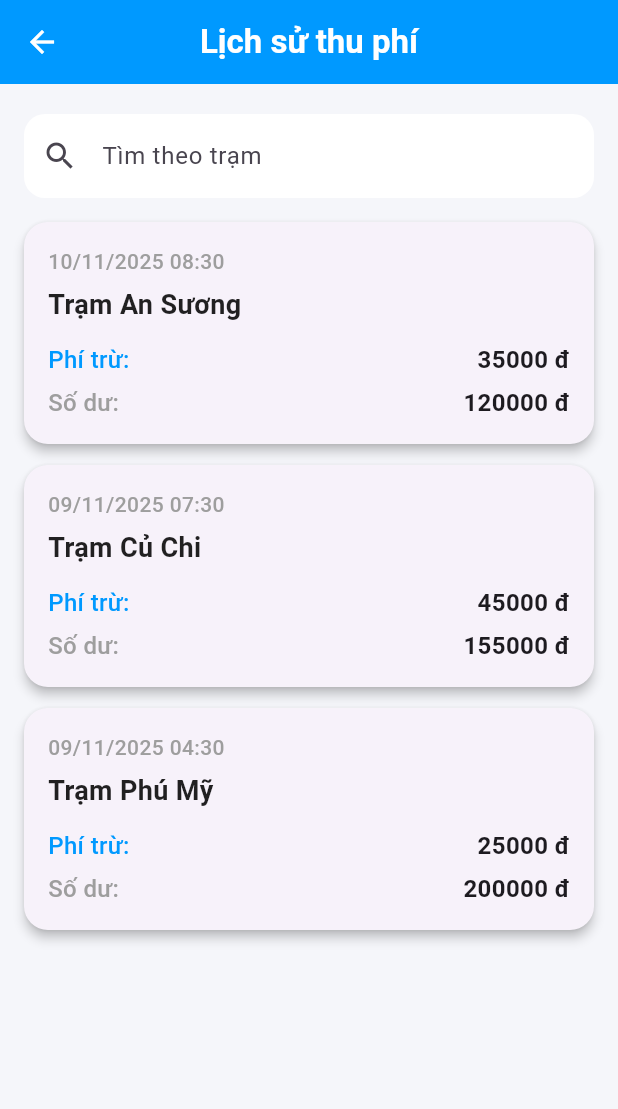
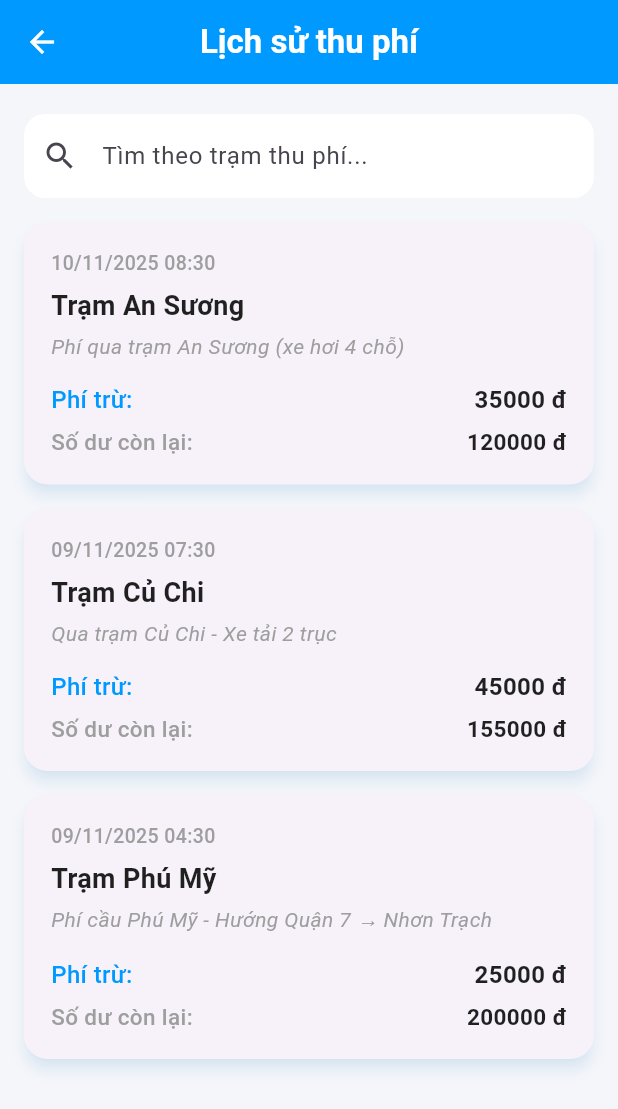
Before and after one commit to VoDuyBao-dev/ETC-Simulation-System-Mobile-Frontend, a Flutter app: the HistoryScreen screen opened directly, on a phone screen of 412 x 824 dp. Shown: the top 1109 px of the screen. Run offline on Flutter 3.47's test engine with Material 3 defaults, Android fonts, the phone set to English and light mode, and no system bars; our stand-ins replace image_picker.

Commit message:
sua lai gd lich su va qlpt, them trang lich su nap tien

```diff
--- a/lib/screens/history_screen.dart
+++ b/lib/screens/history_screen.dart
@@ -12,25 +12,28 @@ class _HistoryScreenState extends State<HistoryScreen> {
   final Color primaryColor = const Color(0xFF0099FF);
   final Color secondaryColor = const Color(0xFF00CC99);
 
-  // Dữ liệu mẫu
+  // Dữ liệu mẫu (thêm trường "content")
   final List<Map<String, dynamic>> transactions = [
     {
       'time': DateTime.now().subtract(const Duration(hours: 2)),
       'station': 'Trạm An Sương',
       'fee': 35000,
       'balance': 120000,
+      'content': 'Phí qua trạm An Sương (xe hơi 4 chỗ)',
     },
     {
       'time': DateTime.now().subtract(const Duration(days: 1, hours: 3)),
       'station': 'Trạm Củ Chi',
       'fee': 45000,
       'balance': 155000,
+      'content': 'Qua trạm Củ Chi - Xe tải 2 trục',
     },
     {
       'time': DateTime.now().subtract(const Duration(days: 1, hours: 6)),
       'station': 'Trạm Phú Mỹ',
       'fee': 25000,
       'balance': 200000,
+      'content': 'Phí cầu Phú Mỹ - Hướng Quận 7 → Nhơn Trạch',
     },
   ];
 
@@ -59,18 +62,19 @@ class _HistoryScreenState extends State<HistoryScreen> {
         children: [
           const SizedBox(height: 12),
 
-          // Tìm kiếm
+          // ----- Thanh tìm kiếm -----
           Padding(
             padding: const EdgeInsets.symmetric(horizontal: 16, vertical: 8),
             child: TextField(
               decoration: InputDecoration(
-                hintText: "Tìm theo trạm",
+                hintText: "Tìm theo trạm thu phí...",
                 prefixIcon: const Icon(Icons.search),
                 filled: true,
                 fillColor: Colors.white,
                 border: OutlineInputBorder(
                   borderRadius: BorderRadius.circular(14),
-                    borderSide: BorderSide.none),
+                  borderSide: BorderSide.none,
+                ),
               ),
               onChanged: (val) {
                 setState(() {
@@ -82,7 +86,7 @@ class _HistoryScreenState extends State<HistoryScreen> {
 
           const SizedBox(height: 8),
 
-          // List giao dịch
+          // ----- Danh sách giao dịch -----
           Expanded(
             child: filteredTransactions.isEmpty
                 ? const Center(child: Text("Không có giao dịch nào"))
@@ -103,45 +107,90 @@ class _HistoryScreenState extends State<HistoryScreen> {
   Widget _transactionCard(Map<String, dynamic> tx) {
     final formattedTime = DateFormat('dd/MM/yyyy HH:mm').format(tx['time']);
     return Card(
-      elevation: 3,
-      margin: const EdgeInsets.only(bottom: 14),
+      elevation: 4,
+      margin: const EdgeInsets.only(bottom: 16),
       shape: RoundedRectangleBorder(borderRadius: BorderRadius.circular(16)),
-      child: Container(
-        padding: const EdgeInsets.all(16),
+      shadowColor: primaryColor.withOpacity(0.2),
+      child: Padding(
+        padding: const EdgeInsets.all(18),
         child: Column(
           crossAxisAlignment: CrossAxisAlignment.start,
           children: [
-            Text(formattedTime,
+            // Thời gian
+            Text(
+              formattedTime,
               style: const TextStyle(
-                    fontSize: 14, color: Colors.grey, fontWeight: FontWeight.w500)),
+                fontSize: 13,
+                color: Colors.grey,
+                fontWeight: FontWeight.w500,
+              ),
+            ),
             const SizedBox(height: 6),
-            Text(tx['station'],
+
+            // Tên trạm
+            Text(
+              tx['station'],
               style: const TextStyle(
-                    fontSize: 18, fontWeight: FontWeight.bold, color: Colors.black87)),
-            const SizedBox(height: 12),
+                fontSize: 18,
+                fontWeight: FontWeight.bold,
+                color: Colors.black87,
+              ),
+            ),
+            const SizedBox(height: 4),
+
+            // Nội dung giao dịch
+            Text(
+              tx['content'],
+              style: const TextStyle(
+                fontSize: 14,
+                color: Colors.grey,
+                fontStyle: FontStyle.italic,
+              ),
+            ),
+            const SizedBox(height: 14),
+
+            // Phí trừ
             Row(
               mainAxisAlignment: MainAxisAlignment.spaceBetween,
               children: [
-                Text("Phí trừ:",
+                Text(
+                  "Phí trừ:",
                   style: TextStyle(
                     fontSize: 16,
                     fontWeight: FontWeight.w500,
-                        color: primaryColor)),
-                Text("${tx['fee'].toString()} đ",
+                    color: primaryColor,
+                  ),
+                ),
+                Text(
+                  "${tx['fee']} đ",
                   style: const TextStyle(
-                        fontSize: 16, fontWeight: FontWeight.bold)),
+                    fontSize: 16,
+                    fontWeight: FontWeight.bold,
+                    color: Colors.black87,
+                  ),
+                ),
               ],
             ),
             const SizedBox(height: 6),
+
+            // Số dư còn lại
             Row(
               mainAxisAlignment: MainAxisAlignment.spaceBetween,
               children: [
-                const Text("Số dư:",
-                    style:
-                    TextStyle(fontSize: 16, fontWeight: FontWeight.w500, color: Colors.grey)),
-                Text("${tx['balance'].toString()} đ",
+                const Text(
+                  "Số dư còn lại:",
+                  style: TextStyle(
+                      fontSize: 15,
+                      fontWeight: FontWeight.w500,
+                      color: Colors.grey),
+                ),
+                Text(
+                  "${tx['balance']} đ",
                   style: const TextStyle(
-                        fontSize: 16, fontWeight: FontWeight.bold)),
+                      fontSize: 15,
+                      fontWeight: FontWeight.bold,
+                      color: Colors.black87),
+                ),
               ],
             ),
           ],
```
Also changed, not shown: lib/screens/home_logged_screen.dart (+7 -1 lines), lib/screens/transaction_history_screen.dart (added, +160 -0 lines), lib/screens/vehicle_screen.dart (+101 -35 lines). Lines whose indentation alone changed are shown as unchanged.
